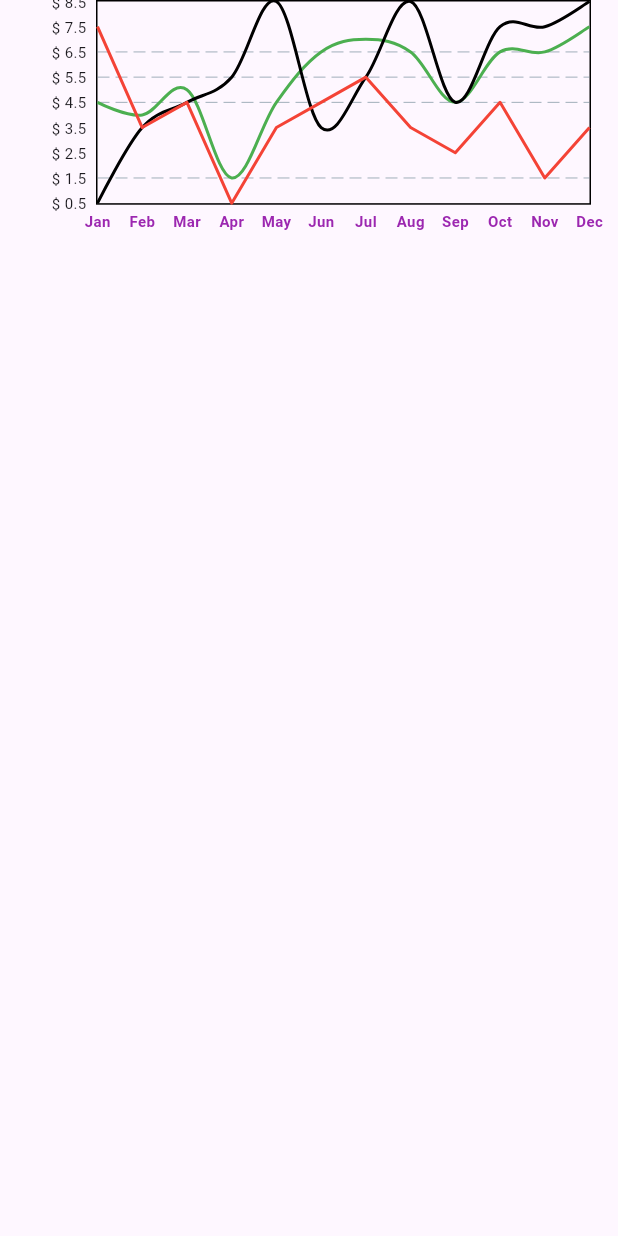
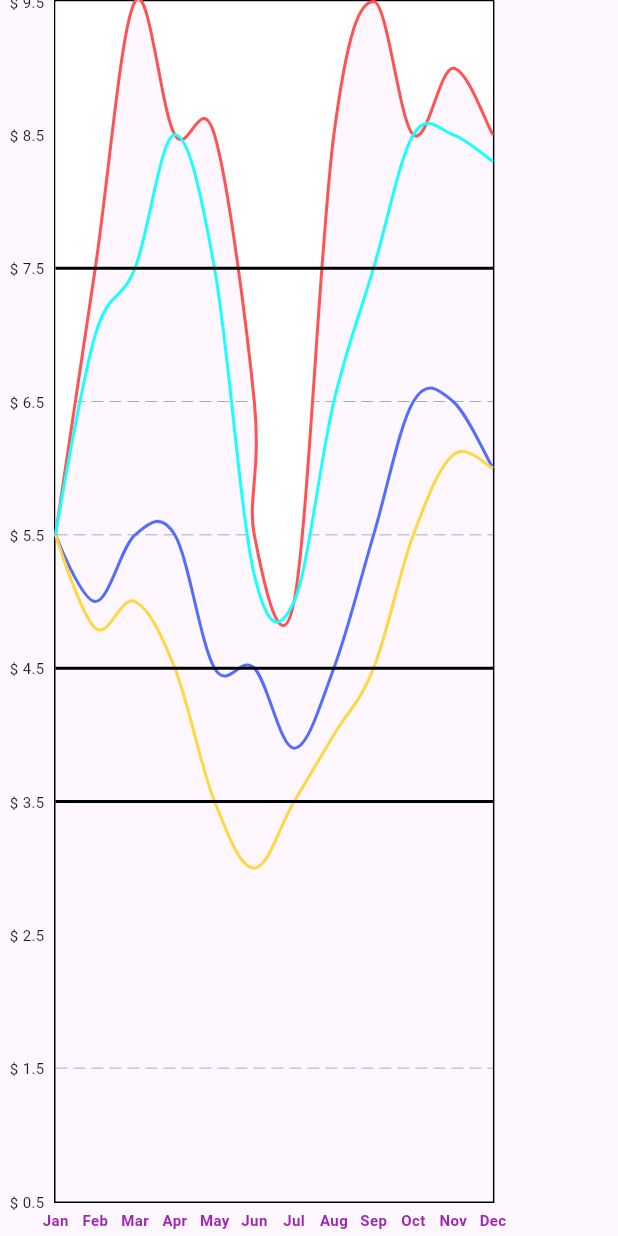
Before and after one commit to ZeroMinJeon/flutter-study, a Flutter app: the LineChartSample1Screen widget shown alone on an empty page, opened directly, on a phone screen of 412 x 824 dp. Run offline on Flutter 3.47's test engine with Material 2 defaults, Android fonts, the light colour scheme and no system bars; our stand-ins replace firebase_core, firebase_messaging, fl_chart, flutter_blue_plus, flutter_local_notifications, get; missing offline and left inert: widget_to_image; accounts and stored records are empty.

Commit message:
add custom chart

```diff
--- a/lib/graph/line_chart_sample.dart
+++ b/lib/graph/line_chart_sample.dart
@@ -2,8 +2,67 @@ import 'package:fl_chart/fl_chart.dart';
 import 'package:flutter/material.dart';
 
 class LineChartSample1Screen extends StatelessWidget {
-  const LineChartSample1Screen({Key? key}) : super(key: key);
+  LineChartSample1Screen({Key? key}) : super(key: key);
 
+  List<FlSpot> s1 = [
+    FlSpot(0, 5),
+    FlSpot(1, 7),
+    FlSpot(2, 9),
+    FlSpot(3, 8),
+    FlSpot(4, 8),
+    FlSpot(5, 6),
+    FlSpot(5, 5),
+    FlSpot(6, 4.5),
+    FlSpot(7, 8),
+    FlSpot(8, 9),
+    FlSpot(9, 8),
+    FlSpot(10, 8.5),
+    FlSpot(11, 8),
+  ];
+
+  List<FlSpot> s2 = [
+    FlSpot(0, 5),
+    FlSpot(1, 6.5),
+    FlSpot(2, 7),
+    FlSpot(3, 8),
+    FlSpot(4, 7),
+    FlSpot(5, 4.7),
+    FlSpot(6, 4.5),
+    FlSpot(7, 6),
+    FlSpot(8, 7),
+    FlSpot(9, 8),
+    FlSpot(10, 8),
+    FlSpot(11, 7.8),
+  ];
+
+  List<FlSpot> s3 = [
+    FlSpot(0, 5),
+    FlSpot(1, 4.5),
+    FlSpot(2, 5),
+    FlSpot(3, 5),
+    FlSpot(4, 4),
+    FlSpot(5, 4),
+    FlSpot(6, 3.4),
+    FlSpot(7, 4),
+    FlSpot(8, 5),
+    FlSpot(9, 6),
+    FlSpot(10, 6),
+    FlSpot(11, 5.5),
+  ];
+  List<FlSpot> s4 = [
+    FlSpot(0, 5),
+    FlSpot(1, 4.3),
+    FlSpot(2, 4.5),
+    FlSpot(3, 4),
+    FlSpot(4, 3),
+    FlSpot(5, 2.5),
+    FlSpot(6, 3),
+    FlSpot(7, 3.5),
+    FlSpot(8, 4),
+    FlSpot(9, 5),
+    FlSpot(10, 5.6),
+    FlSpot(11, 5.5),
+  ];
   Widget bottomTitleWidgets(double value, TitleMeta meta) {
     const style = TextStyle(
       fontSize: 10,
@@ -70,49 +129,73 @@ class LineChartSample1Screen extends StatelessWidget {
   @override
   Widget build(BuildContext context) {
     return AspectRatio(
-      aspectRatio: 2.6,
-      child: Padding(
-        padding: const EdgeInsets.only(left: 28, right: 18),
+      aspectRatio: 0.4,
       child: LineChart(
         LineChartData(
           lineTouchData: LineTouchData(enabled: false),
           lineBarsData: [
             LineChartBarData(
-                spots: const [
-                  FlSpot(0, 4),
-                  FlSpot(1, 3.5),
-                  FlSpot(2, 4.5),
-                  FlSpot(3, 1),
-                  FlSpot(4, 4),
-                  FlSpot(5, 6),
-                  FlSpot(6, 6.5),
-                  FlSpot(7, 6),
-                  FlSpot(8, 4),
-                  FlSpot(9, 6),
-                  FlSpot(10, 6),
-                  FlSpot(11, 7),
-                ],
+              spots: s1,
+              aboveBarData: BarAreaData(
+                  show: true,
+                  cutOffY: 4,
+                  color: Colors.white,
+                  applyCutOffY: false),
               isCurved: true,
               barWidth: 2,
-                color: Colors.green,
+              color: Colors.redAccent,
+              dotData: FlDotData(
+                show: false,
+              ),
+            ),
+            LineChartBarData(
+              spots: s2,
+              isCurved: true,
+              barWidth: 2,
+              color: Colors.cyanAccent,
+              dotData: FlDotData(
+                show: false,
+              ),
+              // aboveBarData: BarAreaData(
+              //     show: true,
+              //     cutOffY: 4,
+              //     color: Colors.white,
+              //     applyCutOffY: false),
+            ),
+            LineChartBarData(
+              spots: s3,
+              isCurved: true,
+              barWidth: 2,
+              color: Colors.indigoAccent,
+              dotData: FlDotData(
+                show: false,
+              ),
+            ),
+            LineChartBarData(
+              spots: s4,
+              isCurved: true,
+              barWidth: 2,
+              color: Colors.amberAccent,
               dotData: FlDotData(
                 show: false,
               ),
             ),
             LineChartBarData(
               spots: const [
-                  FlSpot(0, 0),
-                  FlSpot(1, 3),
-                  FlSpot(2, 4),
-                  FlSpot(3, 5),
-                  FlSpot(4, 8),
-                  FlSpot(5, 3),
-                  FlSpot(6, 5),
-                  FlSpot(7, 8),
-                  FlSpot(8, 4),
-                  FlSpot(9, 7),
-                  FlSpot(10, 7),
-                  FlSpot(11, 8),
+                FlSpot(0, 3),
+                FlSpot(11, 3),
+              ],
+              isCurved: true,
+              barWidth: 2,
+              color: Colors.black,
+              dotData: FlDotData(
+                show: false,
+              ),
+            ),
+            LineChartBarData(
+              spots: const [
+                FlSpot(0, 4),
+                FlSpot(11, 4),
               ],
               isCurved: true,
               barWidth: 2,
@@ -124,21 +207,11 @@ class LineChartSample1Screen extends StatelessWidget {
             LineChartBarData(
               spots: const [
                 FlSpot(0, 7),
-                  FlSpot(1, 3),
-                  FlSpot(2, 4),
-                  FlSpot(3, 0),
-                  FlSpot(4, 3),
-                  FlSpot(5, 4),
-                  FlSpot(6, 5),
-                  FlSpot(7, 3),
-                  FlSpot(8, 2),
-                  FlSpot(9, 4),
-                  FlSpot(10, 1),
-                  FlSpot(11, 3),
+                FlSpot(11, 7),
               ],
-                isCurved: false,
+              isCurved: true,
               barWidth: 2,
-                color: Colors.red,
+              color: Colors.black,
               dotData: FlDotData(
                 show: false,
               ),
@@ -146,10 +219,25 @@ class LineChartSample1Screen extends StatelessWidget {
           ],
           betweenBarsData: [
             BetweenBarsData(
-                fromIndex: 2,
-                toIndex: 1,
-                color: Colors.red.withOpacity(0.3),
-              )
+              fromIndex: 0,
+              toIndex: 5,
+              color: Colors.amber,
+            ),
+            BetweenBarsData(
+              fromIndex: 1,
+              toIndex: 5,
+              color: Colors.amberAccent,
+            ),
+            BetweenBarsData(
+              fromIndex: 0,
+              toIndex: 6,
+              color: Colors.red,
+            ),
+            BetweenBarsData(
+              fromIndex: 1,
+              toIndex: 6,
+              color: Colors.redAccent,
+            ),
           ],
           minY: 0,
           titlesData: FlTitlesData(
@@ -185,7 +273,6 @@ class LineChartSample1Screen extends StatelessWidget {
           ),
         ),
       ),
-      ),
     );
   }
 }
```
Also changed, not shown: lib/graph/draw_chart.dart (added, +348 -0 lines), lib/graph/graph_screen.dart (+63 -60 lines). Lines whose indentation alone changed are shown as unchanged.
